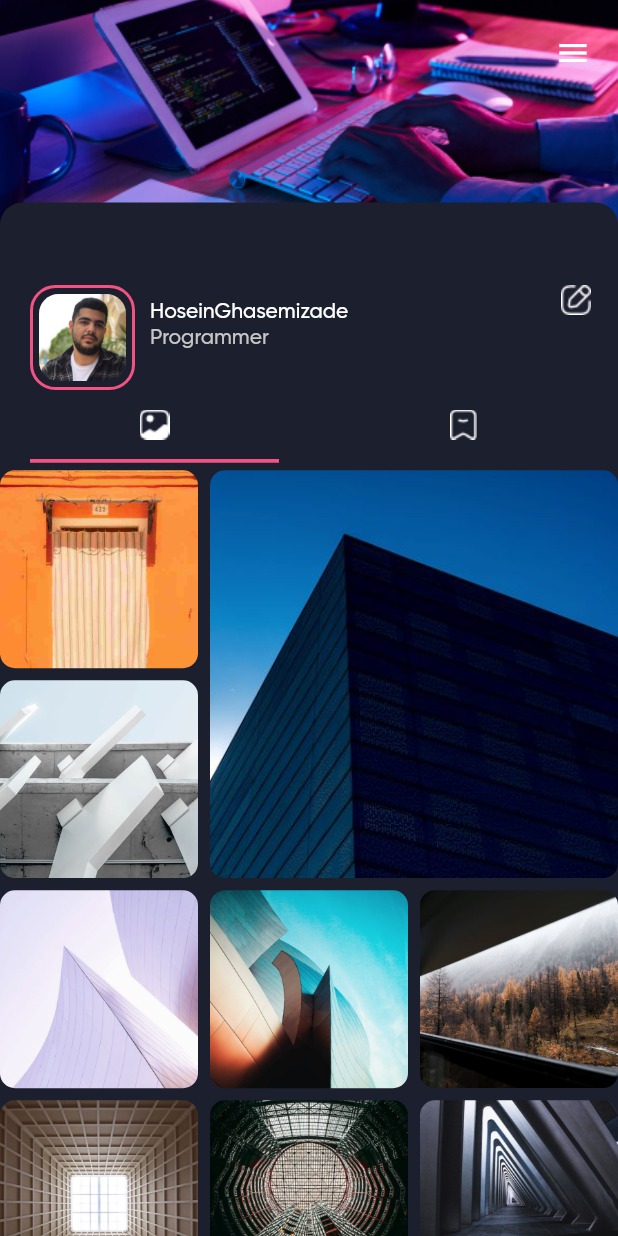
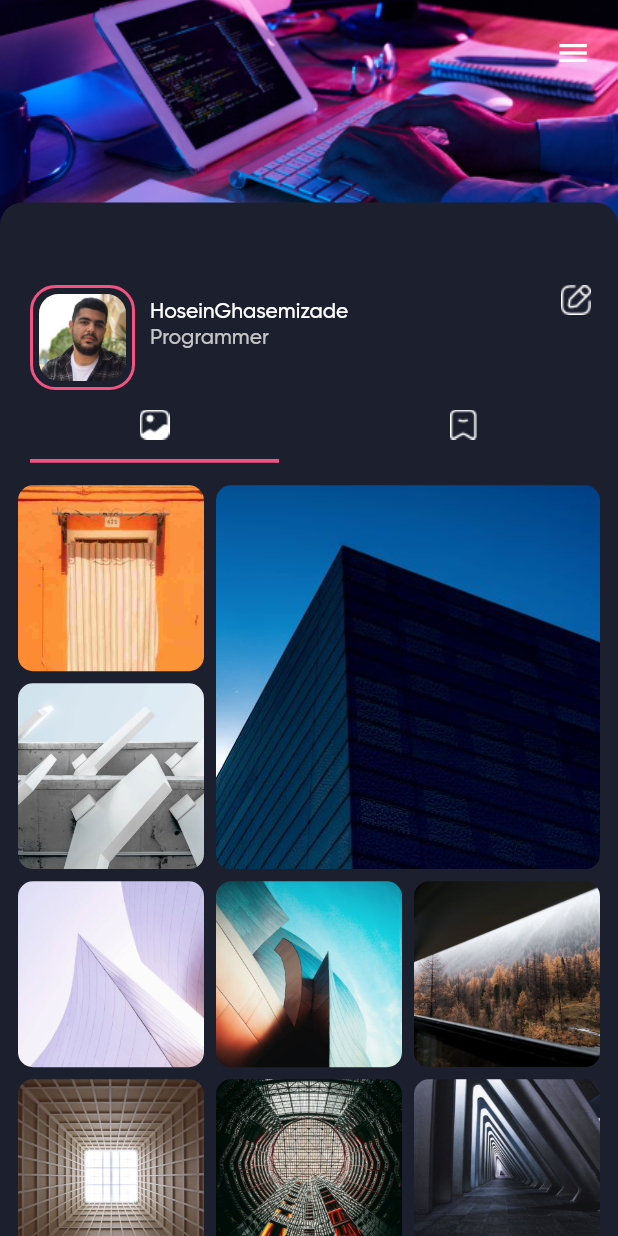
Before and after one commit to ghasemizade/instagram_clone, a Flutter app: the screen it shows after launch, on a phone screen of 412 x 824 dp. Run offline on Flutter 3.47's test engine with Material 2 defaults, Android fonts, the phone set to English and light mode, and no system bars.

Commit message:
Update profile page

```diff
--- a/lib/screens/MyHomeAccount.dart
+++ b/lib/screens/MyHomeAccount.dart
@@ -78,7 +78,9 @@ class _MyHomeAccountState extends State<MyHomeAccount> {
             children: [
               CustomScrollView(
                 slivers: [
-                  SliverGrid(
+                  SliverPadding(
+                    padding: EdgeInsets.only(top: 10, left: 12, right: 12),
+                    sliver: SliverGrid(
                       delegate: SliverChildBuilderDelegate(
                         (context, index) {
                           return Container(
@@ -92,8 +94,8 @@ class _MyHomeAccountState extends State<MyHomeAccount> {
                               child: FittedBox(
                                 fit: BoxFit.cover,
                                 child: Image(
-                                image:
-                                    AssetImage('assets/Images/item$index.jpg'),
+                                  image: AssetImage(
+                                      'assets/Images/item$index.jpg'),
                                 ),
                               ),
                             ),
@@ -114,6 +116,7 @@ class _MyHomeAccountState extends State<MyHomeAccount> {
                           QuiltedGridTile(1, 1),
                           QuiltedGridTile(1, 1),
                         ],
+                      ),
                     ),
                   ),
                 ],
```
Lines whose indentation alone changed are shown as unchanged.
